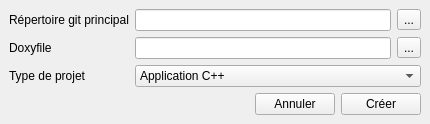
First picture: the form in projects/ProjectManager/newproject.ui, repository darkFrancis/ProjectManager, before the edit.
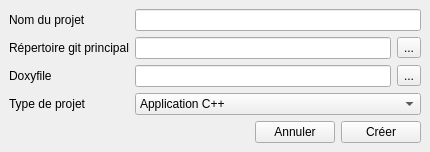
Second picture: the form after the edit.

Commit message: Design NewProject window

Patch:
```diff
--- a/projects/ProjectManager/newproject.ui
+++ b/projects/ProjectManager/newproject.ui
@@ -7,7 +7,7 @@
     <x>0</x>
     <y>0</y>
     <width>430</width>
-    <height>117</height>
+    <height>142</height>
    </rect>
   </property>
   <property name="windowTitle">
@@ -44,17 +44,21 @@
     </item>
     <item row="0" column="0" colspan="3">
      <layout class="QFormLayout" name="formLayout">
-      <item row="0" column="0">
+      <item row="1" column="0">
        <widget class="QLabel" name="label_mainGitDir">
         <property name="text">
          <string>Répertoire git principal</string>
         </property>
        </widget>
       </item>
-      <item row="0" column="1">
+      <item row="1" column="1">
        <layout class="QHBoxLayout" name="horizontalLayout">
         <item>
-         <widget class="QLineEdit" name="lineEdit_mainGitDir"/>
+         <widget class="QLineEdit" name="lineEdit_mainGitDir">
+          <property name="readOnly">
+           <bool>true</bool>
+          </property>
+         </widget>
         </item>
         <item>
          <widget class="QToolButton" name="toolButton_mainGitDir">
@@ -65,10 +69,14 @@
         </item>
        </layout>
       </item>
-      <item row="1" column="1">
+      <item row="2" column="1">
        <layout class="QHBoxLayout" name="horizontalLayout_2">
         <item>
-         <widget class="QLineEdit" name="lineEdit_doxyfile"/>
+         <widget class="QLineEdit" name="lineEdit_doxyfile">
+          <property name="readOnly">
+           <bool>true</bool>
+          </property>
+         </widget>
         </item>
         <item>
          <widget class="QToolButton" name="toolButton_doxyfile">
@@ -79,21 +87,21 @@
         </item>
        </layout>
       </item>
-      <item row="1" column="0">
+      <item row="2" column="0">
        <widget class="QLabel" name="label_doxyfile">
         <property name="text">
          <string>Doxyfile</string>
         </property>
        </widget>
       </item>
-      <item row="2" column="0">
+      <item row="3" column="0">
        <widget class="QLabel" name="label_projectType">
         <property name="text">
          <string>Type de projet</string>
         </property>
        </widget>
       </item>
-      <item row="2" column="1">
+      <item row="3" column="1">
        <widget class="QComboBox" name="comboBox_projectType">
         <item>
          <property name="text">
@@ -112,6 +120,16 @@
         </item>
        </widget>
       </item>
+      <item row="0" column="0">
+       <widget class="QLabel" name="label_projectName">
+        <property name="text">
+         <string>Nom du projet</string>
+        </property>
+       </widget>
+      </item>
+      <item row="0" column="1">
+       <widget class="QLineEdit" name="lineEdit_projectName"/>
+      </item>
      </layout>
     </item>
    </layout>
```
The commit also changes 3 other files.
